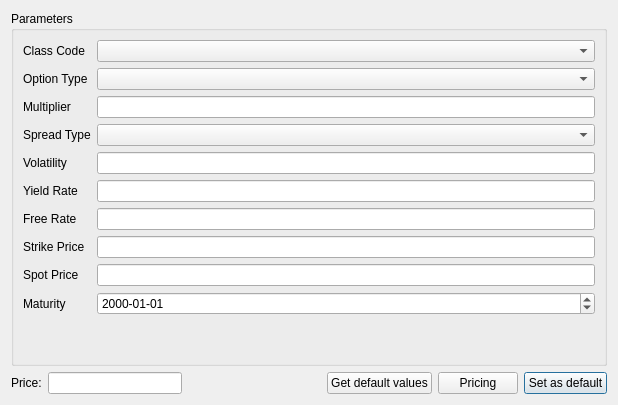
Qt form optioncalcdialog.ui (Dalizi/option_calculator) before a commit.
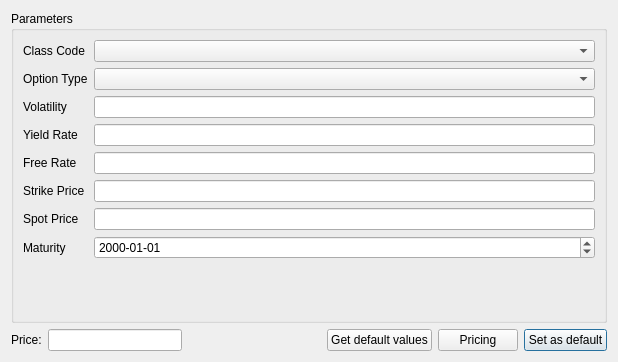
The same form after that commit.

Commit message: Delete spread type and multiplier line in option calculator.

Patch:
```diff
--- a/optioncalcdialog.ui
+++ b/optioncalcdialog.ui
@@ -7,7 +7,7 @@
     <x>0</x>
     <y>0</y>
     <width>618</width>
-    <height>405</height>
+    <height>362</height>
    </rect>
   </property>
   <property name="windowTitle">
@@ -46,100 +46,80 @@
         <item row="0" column="1">
          <widget class="QComboBox" name="classCodeComboBox"/>
         </item>
+        <item row="1" column="0">
+         <widget class="QLabel" name="optionTypeLabel">
+          <property name="text">
+           <string>Option Type</string>
+          </property>
+         </widget>
+        </item>
+        <item row="1" column="1">
+         <widget class="QComboBox" name="optionTypeComboBox"/>
+        </item>
         <item row="2" column="0">
-         <widget class="QLabel" name="multiplierLabel">
-          <property name="text">
-           <string>Multiplier</string>
-          </property>
-         </widget>
-        </item>
-        <item row="2" column="1">
-         <widget class="QLineEdit" name="multiplierLineEdit"/>
-        </item>
-        <item row="3" column="0">
-         <widget class="QLabel" name="spreadTypeLabel">
-          <property name="text">
-           <string>Spread Type</string>
-          </property>
-         </widget>
-        </item>
-        <item row="3" column="1">
-         <widget class="QComboBox" name="spreadTypeComboBox"/>
-        </item>
-        <item row="4" column="0">
          <widget class="QLabel" name="volatilityLabel">
           <property name="text">
            <string>Volatility</string>
           </property>
          </widget>
         </item>
-        <item row="4" column="1">
+        <item row="2" column="1">
          <widget class="QLineEdit" name="volatilityLineEdit"/>
         </item>
-        <item row="5" column="0">
+        <item row="3" column="0">
          <widget class="QLabel" name="yieldRateLabel">
           <property name="text">
            <string>Yield Rate</string>
           </property>
          </widget>
         </item>
-        <item row="5" column="1">
+        <item row="3" column="1">
          <widget class="QLineEdit" name="yieldRateLineEdit"/>
         </item>
-        <item row="7" column="0">
+        <item row="4" column="0">
+         <widget class="QLabel" name="freeRateLabel">
+          <property name="text">
+           <string>Free Rate</string>
+          </property>
+         </widget>
+        </item>
+        <item row="4" column="1">
+         <widget class="QLineEdit" name="freeRateLineEdit"/>
+        </item>
+        <item row="5" column="0">
          <widget class="QLabel" name="strikePriceLabel">
           <property name="text">
            <string>Strike Price</string>
           </property>
          </widget>
         </item>
-        <item row="7" column="1">
+        <item row="5" column="1">
          <widget class="QLineEdit" name="strikePriceLineEdit"/>
         </item>
-        <item row="8" column="0">
+        <item row="6" column="0">
          <widget class="QLabel" name="spotPriceLabel">
           <property name="text">
            <string>Spot Price</string>
           </property>
          </widget>
         </item>
-        <item row="8" column="1">
+        <item row="6" column="1">
          <widget class="QLineEdit" name="spotPriceLineEdit"/>
         </item>
-        <item row="9" column="0">
+        <item row="7" column="0">
          <widget class="QLabel" name="maturityLabel">
           <property name="text">
            <string>Maturity</string>
           </property>
          </widget>
         </item>
-        <item row="9" column="1">
+        <item row="7" column="1">
          <widget class="QDateEdit" name="maturityDateEdit">
           <property name="displayFormat">
            <string>yyyy-MM-dd</string>
           </property>
          </widget>
         </item>
-        <item row="1" column="0">
-         <widget class="QLabel" name="optionTypeLabel">
-          <property name="text">
-           <string>Option Type</string>
-          </property>
-         </widget>
-        </item>
-        <item row="1" column="1">
-         <widget class="QComboBox" name="optionTypeComboBox"/>
-        </item>
-        <item row="6" column="0">
-         <widget class="QLabel" name="freeRateLabel">
-          <property name="text">
-           <string>Free Rate</string>
-          </property>
-         </widget>
-        </item>
-        <item row="6" column="1">
-         <widget class="QLineEdit" name="freeRateLineEdit"/>
-        </item>
        </layout>
       </item>
      </layout>
```
The commit also changes 1 other file.
